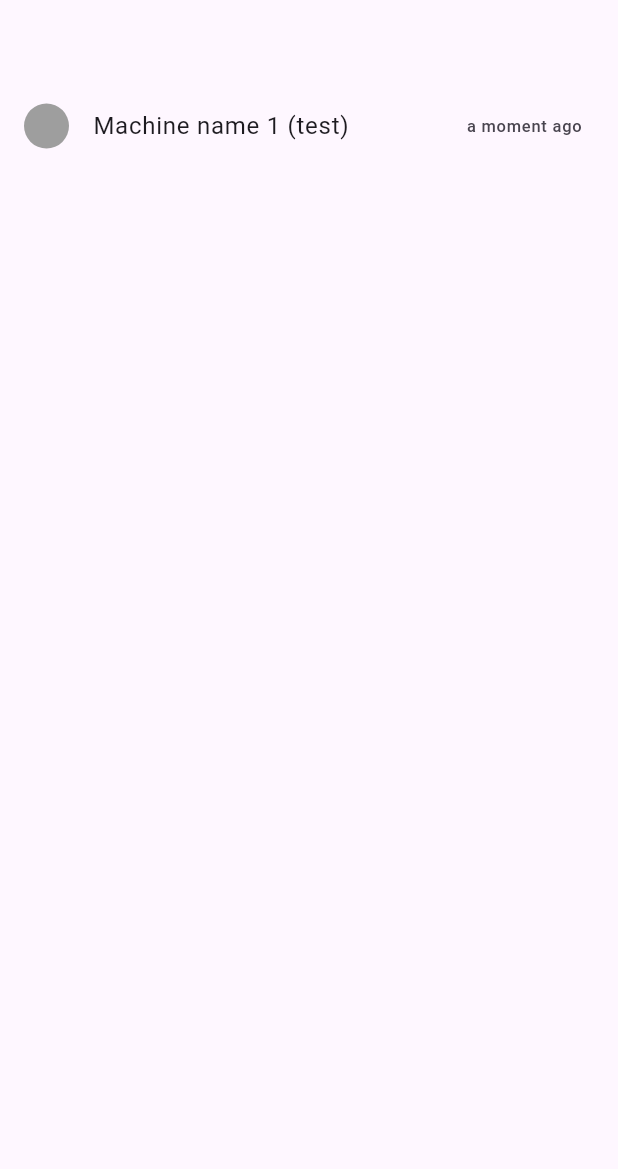
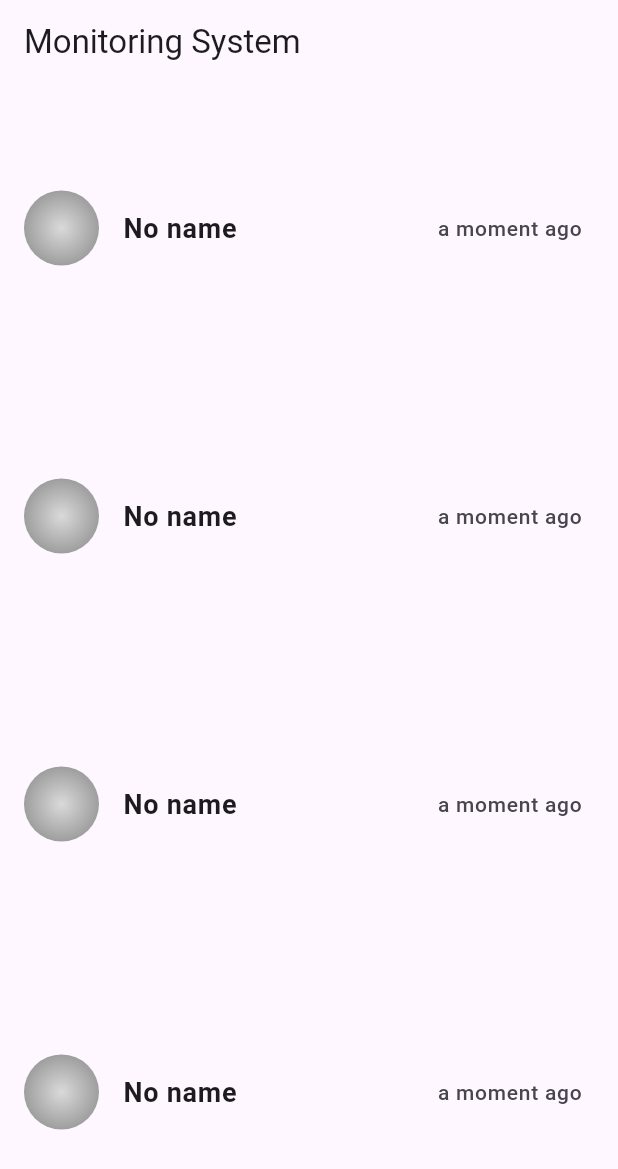
Before and after one commit to soumyajitdas365/monitoring-system, a Flutter app: the screen it shows after launch, on a phone screen of 412 x 824 dp. Shown: the top 1169 px of the screen. Run offline on Flutter 3.47's test engine with Material 3 defaults, Android fonts, the phone set to English and light mode, and no system bars; our stand-ins replace timeago; network calls fail.

Commit message:
final test

```diff
--- /dev/null
+++ b/lib/logic/internet_connectivity_provider.dart
@@ -0,0 +1,3 @@
+import 'package:flutter/material.dart';
+
+class InternetConnectivity extends ChangeNotifier {}
--- a/lib/main.dart
+++ b/lib/main.dart
@@ -16,6 +16,7 @@ class MainApp extends StatelessWidget {
   @override
   Widget build(BuildContext context) {
     return const MaterialApp(
+      debugShowCheckedModeBanner: false,
       home: MonitoringScreen(),
     );
   }
--- a/lib/model/field_model.dart
+++ b/lib/model/field_model.dart
@@ -2,11 +2,17 @@ class Field {
   DateTime createdAt;
   int entryId;
   int value;
+  String? name;
 
-  Field({required this.createdAt, required this.entryId, required this.value});
+  Field(
+      {required this.createdAt,
+      required this.entryId,
+      required this.value,
+      this.name});
 
   factory Field.fromJson(Map<String, dynamic> json) {
     return Field(
+        name: json['name'],
         entryId: json['entry_id'],
         value: int.tryParse(json['field1'].toString()) ?? 0,
         createdAt: DateTime.tryParse(json['created_at']) ?? DateTime.now());
@@ -17,6 +23,7 @@ class Field {
     data['created_at'] = this.createdAt;
     data['entry_id'] = this.entryId;
     data['field1'] = this.value;
+    data['name'] = this.name;
     return data;
   }
 }
--- a/lib/monitoring_screen.dart
+++ b/lib/monitoring_screen.dart
@@ -1,7 +1,4 @@
-// ignore_for_file: prefer_const_constructors
-
-import 'dart:async';
-import 'dart:developer';
+// ignore_for_file: prefer_const_constructors, prefer_const_literals_to_create_immutables
 
 import 'package:flutter/material.dart';
 import 'package:monitoring_system/logic/field_data_provider.dart';
@@ -20,38 +17,155 @@ class MonitoringScreen extends StatefulWidget {
 class _MonitoringScreenState extends State<MonitoringScreen> {
   @override
   void initState() {
-    WidgetsBinding.instance.addPostFrameCallback((timeStamp) async {
+    // WidgetsBinding.instance.addPostFrameCallback((timeStamp) async {
+
+    //   // Timer.periodic(Duration(seconds: 5), (timer) async {
+    //   //   await getFieldData();
+    //   // });
+    // });
+    super.initState();
+  }
+
+  void runCron(bool isActive) async {
+    while (isActive) {
       await fetchDataPeriodically();
-      // Timer.periodic(Duration(seconds: 5), (timer) async {
-      //   await getFieldData();
-      // });
-    });
-    super.initState();
+      await Future.delayed(const Duration(seconds: 5));
+    }
   }
 
   @override
   Widget build(BuildContext context) {
     FieldDataProvider fieldData = Provider.of<FieldDataProvider>(context);
-
+    runCron(true);
+    // log("${fieldData.field1?.createdAt}");÷\
     return Scaffold(
-      appBar: AppBar(),
+      appBar: AppBar(
+        title: Text('Monitoring System'),
+      ),
       body: Column(
+        mainAxisAlignment: MainAxisAlignment.spaceAround,
         children: [
           ListTile(
             leading: Container(
-              height: 30,
-              width: 30,
+              height: 50,
+              width: 50,
               decoration: BoxDecoration(
-                  shape: BoxShape.circle,
-                  color: getColor(fieldData.field1?.value)),
+                shape: BoxShape.circle,
+                gradient: RadialGradient(
+                    colors: getColor(fieldData.field1?.value),
+                    center: Alignment(0, 0),
+                    stops: [0, 1]),
+                // color: getColor(fieldData.field1?.value),
+              ),
             ),
-            title: Text("Machine name 1 (test)"),
+            title: Text(
+              fieldData.field1?.name ?? "No name",
+              style: TextStyle(fontSize: 18, fontWeight: FontWeight.bold),
+            ),
             trailing: fieldData.field1?.value != 1
-                ? Text(timeago.format(DateTime.now().subtract(DateTime.now()
-                    .difference(
-                        fieldData.field1?.createdAt ?? DateTime.now()))))
+                ? Text(
+                    timeago.format(
+                      DateTime.now().subtract(
+                        DateTime.now().difference(
+                          fieldData.field1?.createdAt ?? DateTime.now(),
+                        ),
+                      ),
+                    ),
+                    style: TextStyle(fontSize: 14),
+                  )
                 : null,
           ),
+          ListTile(
+            leading: Container(
+              height: 50,
+              width: 50,
+              decoration: BoxDecoration(
+                shape: BoxShape.circle,
+                gradient: RadialGradient(
+                    colors: getColor(fieldData.field2?.value),
+                    center: Alignment(0, 0),
+                    stops: [0, 1]),
+                // color: getColor(fieldData.field1?.value),
+              ),
+            ),
+            title: Text(
+              fieldData.field2?.name ?? "No name",
+              style: TextStyle(fontSize: 18, fontWeight: FontWeight.bold),
+            ),
+            trailing: fieldData.field2?.value != 1
+                ? Text(
+                    timeago.format(
+                      DateTime.now().subtract(
+                        DateTime.now().difference(
+                          fieldData.field2?.createdAt ?? DateTime.now(),
+                        ),
+                      ),
+                    ),
+                    style: TextStyle(fontSize: 14),
+                  )
+                : null,
+          ),
+          ListTile(
+            leading: Container(
+              height: 50,
+              width: 50,
+              decoration: BoxDecoration(
+                shape: BoxShape.circle,
+                gradient: RadialGradient(
+                    colors: getColor(fieldData.field3?.value),
+                    center: Alignment(0, 0),
+                    stops: [0, 1]),
+                // color: getColor(fieldData.field1?.value),
+              ),
+            ),
+            title: Text(
+              fieldData.field3?.name ?? "No name",
+              style: TextStyle(fontSize: 18, fontWeight: FontWeight.bold),
+            ),
+            trailing: fieldData.field3?.value != 1
+                ? Text(
+                    timeago.format(
+                      DateTime.now().subtract(
+                        DateTime.now().difference(
+                          fieldData.field3?.createdAt ?? DateTime.now(),
+                        ),
+                      ),
+                    ),
+                    style: TextStyle(fontSize: 14),
+                  )
+                : null,
+          ),
+          ListTile(
+            leading: Container(
+              height: 50,
+              width: 50,
+              decoration: BoxDecoration(
+                shape: BoxShape.circle,
+                gradient: RadialGradient(
+                    colors: getColor(fieldData.field4?.value),
+                    center: Alignment(0, 0),
+                    stops: [0, 1]),
+                // color: getColor(fieldData.field1?.value),
+              ),
+            ),
+            title: Text(
+              fieldData.field4?.name ?? "No name",
+              style: TextStyle(fontSize: 18, fontWeight: FontWeight.bold),
+            ),
+            trailing: fieldData.field4?.value != 1
+                ? Text(
+                    timeago.format(
+                      DateTime.now().subtract(
+                        DateTime.now().difference(
+                          fieldData.field4?.createdAt ?? DateTime.now(),
+                        ),
+                      ),
+                    ),
+                    style: TextStyle(fontSize: 14),
+                  )
+                : null,
+          ),
+
           // Center(
           //   child: Text('Hello World! ${fieldData.field1?.entryId}'),
           // ),
--- a/lib/utils.dart
+++ b/lib/utils.dart
@@ -1,14 +1,23 @@
 import 'package:flutter/material.dart';
 
-Color getColor(int? id) {
+List<Color> getColor(int? id) {
   switch (id) {
     case 0:
-      return const Color.fromARGB(255, 121, 250, 126);
+      return const [
+        Colors.yellowAccent,
+        Color.fromARGB(255, 240, 218, 21),
+      ];
     case 1:
-      return const Color.fromARGB(255, 12, 145, 17);
+      return const [
+        Color.fromARGB(255, 110, 252, 183),
+        Color.fromARGB(255, 6, 157, 11)
+      ];
     case 2:
-      return const Color.fromARGB(255, 208, 30, 17);
+      return const [
+        Color.fromARGB(255, 255, 96, 96),
+        Color.fromARGB(255, 219, 21, 7)
+      ];
     default:
-      return Colors.grey;
+      return [const Color.fromARGB(255, 218, 218, 218), Colors.grey];
   }
 }
--- a/pubspec.yaml
+++ b/pubspec.yaml
@@ -13,6 +13,8 @@ dependencies:
   provider:
   # rename_app: ^1.3.2
   timeago:
+  fluttertoast:
+  connectivity_plus:
 
 
 dev_dependencies:
```
Also changed, not shown: lib/logic/field_data_provider.dart (+25 -1 lines), lib/repository/api_functions.dart (+158 -24 lines), pubspec.lock, 10 other files.
